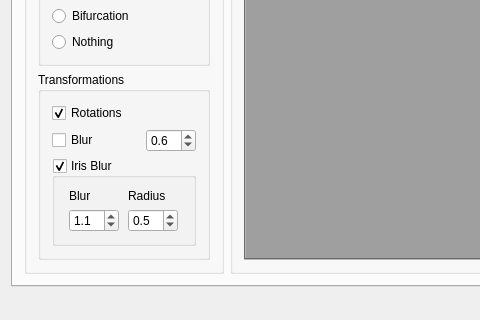
Old version of the form mainwindow.ui in the repository stupel/DBOX-MTCT; both pictures show x 0 to 480 and y 405 to 725 of the 1168 by 725 pixel window.
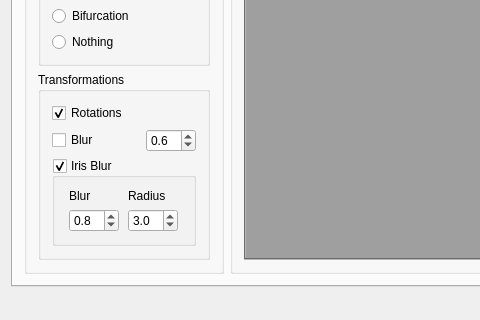
New version of the form. Custom widgets are drawn as their Qt base class.

The edit to the form file:
```diff
--- a/mainwindow.ui
+++ b/mainwindow.ui
@@ -327,7 +327,7 @@
                       <double>0.100000000000000</double>
                      </property>
                      <property name="value">
-                      <double>1.100000000000000</double>
+                      <double>0.800000000000000</double>
                      </property>
                     </widget>
                    </item>
@@ -358,7 +358,7 @@
                       <double>0.100000000000000</double>
                      </property>
                      <property name="value">
-                      <double>0.500000000000000</double>
+                      <double>3.000000000000000</double>
                      </property>
                     </widget>
                    </item>
```
